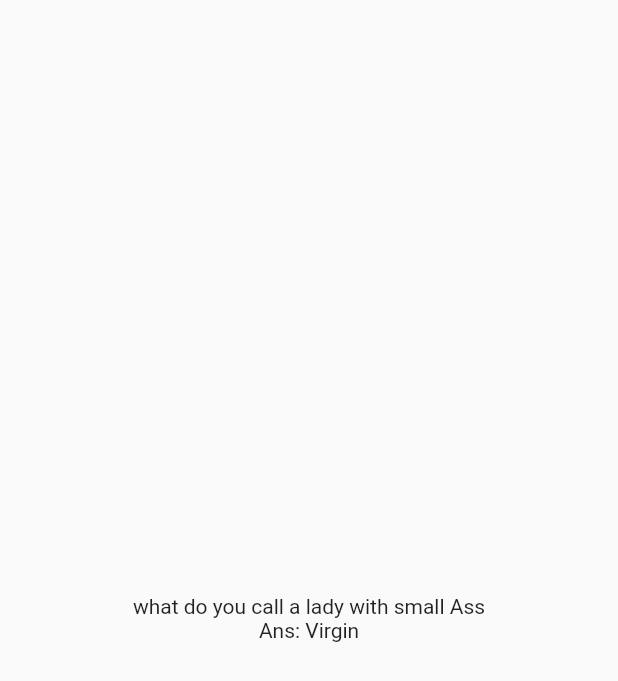
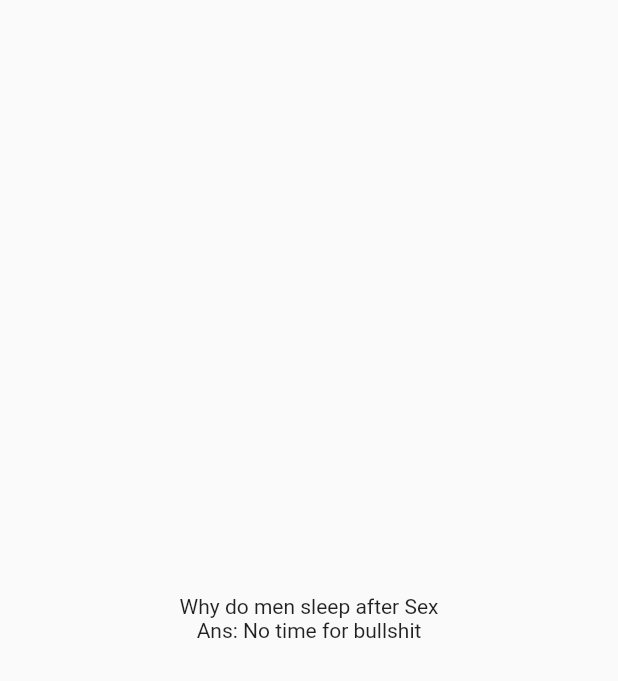
Before and after one commit to python-benedict/flutter-Jokes-App, a Flutter app: the screen it shows after launch, on a phone screen of 412 x 824 dp. Shown: the top 681 px of the screen. Run offline on Flutter 3.47's test engine with Material 2 defaults, Android fonts, the light colour scheme and no system bars.

Commit message:
delecting everything and working on scaffold, cody, child, mainAxisAlignment, children and text

```diff
--- a/lib/main.dart
+++ b/lib/main.dart
@@ -8,14 +8,15 @@ class MyApp extends StatelessWidget {
   Widget build(BuildContext context) {
     return MaterialApp(
       home: Scaffold(
-        body: Center(
-          child: Column(
+        body: (Center(
+          child: (Column(
             mainAxisAlignment: MainAxisAlignment.center,
             children: <Widget>[
-              Text("what do you call a lady with small Ass"),
-              Text("Ans: Virgin"),
-            ]),
-        ),
+              Text("Why do men sleep after Sex"),
+              Text("Ans: No time for bullshit"),
+            ],
+          )),
+        )),
       ),
     );
   }
```
